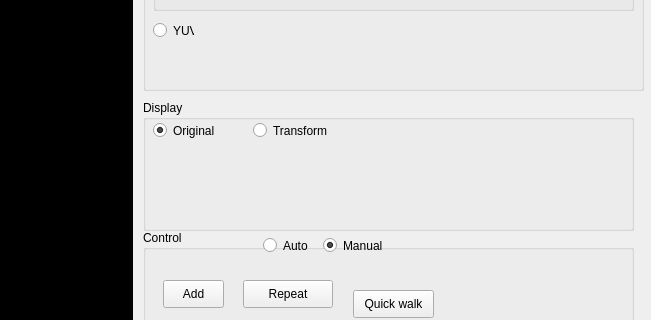
First picture: the form in pc-client/VideoArea.ui, repository LejuRobotics/Aelos-Vision-Demo, before the edit; both pictures show x 517 to 1168 and y 199 to 519 of the 1168 by 799 pixel window.
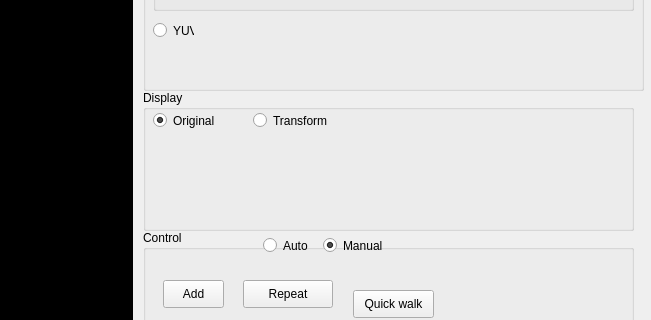
Second picture: the form after the edit. Custom widgets are drawn as their Qt base class.

Commit message: Style(ui): spinbox style change

```diff
--- a/pc-client/VideoArea.ui
+++ b/pc-client/VideoArea.ui
@@ -58,9 +58,9 @@
     <property name="geometry">
      <rect>
       <x>660</x>
-      <y>280</y>
+      <y>270</y>
       <width>491</width>
-      <height>131</height>
+      <height>141</height>
      </rect>
     </property>
     <property name="title">
@@ -103,7 +103,7 @@
       <rect>
        <x>10</x>
        <y>40</y>
-       <width>471</width>
+       <width>461</width>
        <height>81</height>
       </rect>
      </property>
```
The commit also changes 2 other files.
